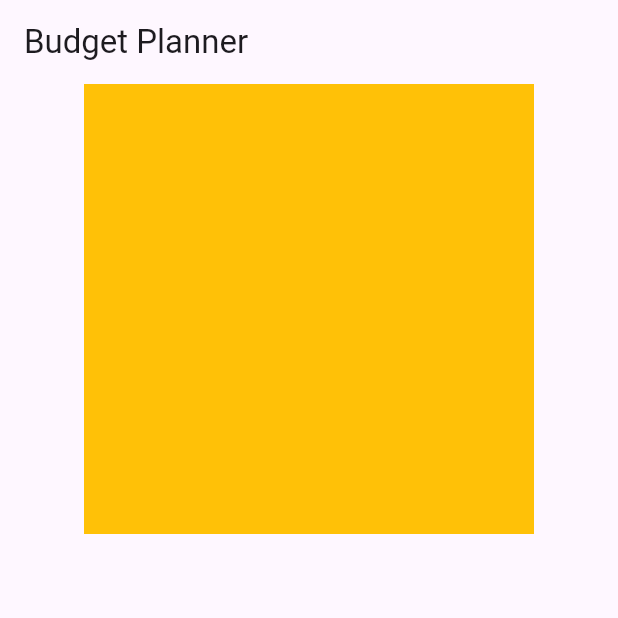
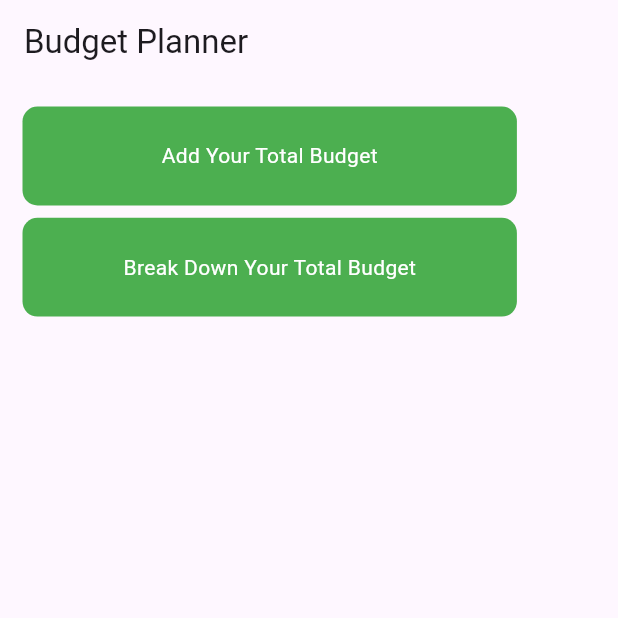
Before and after one commit to rabiaryal/budget_planner_022, a Flutter app: the screen it shows after launch, on a phone screen of 412 x 824 dp, the top half of it. Run offline on Flutter 3.47's test engine with Material 3 defaults, Android fonts, the phone set to English and light mode, and no system bars; our stand-ins replace another_flushbar, firebase_auth, fluttertoast, marquee; accounts and stored records are empty.

Commit message:
final budget widget added

```diff
--- a/lib/Utils/components/round_button.dart
+++ b/lib/Utils/components/round_button.dart
@@ -1,20 +1,19 @@
 import 'package:budget_planner/Utils/color/color.dart';
 import 'package:flutter/material.dart';
 
-
-
-
-
 class RoundButton extends StatelessWidget {
-
-  final String title ;
-  final bool loading ;
-  final VoidCallback onPress ;
-  const RoundButton({Key? key ,
+  final String title;
+  final bool loading;
+  final VoidCallback onPress;
+  final double height;
+  final double widht;
+  const RoundButton({
+    Key? key,
     required this.title,
-    this.loading = false ,
-     required this.onPress ,
-
+    this.loading = false,
+    required this.onPress,
+    this.height=40,
+    this.widht= 200,
   }) : super(key: key);
 
   @override
@@ -22,17 +21,20 @@ class RoundButton extends StatelessWidget {
     return InkWell(
       onTap: onPress,
       child: Container(
-        height: 40,
-        width: 200,
+        height:height,
+        width: widht,
         decoration: BoxDecoration(
-          color: AppColors.buttonColor,
-          borderRadius: BorderRadius.circular(10)
-        ),
+            color: AppColors.buttonColor,
+            borderRadius: BorderRadius.circular(10)),
         child: Center(
-            child:loading ? const CircularProgressIndicator(color: Colors.white,) :
-            Text(title ,
-              style: const TextStyle(color: AppColors.whiteColor),
-            )),
+            child: loading
+                ? const CircularProgressIndicator(
+                    color: Colors.white,
+                  )
+                : Text(
+                    title,
+                    style: const TextStyle(color: AppColors.whiteColor),
+                  )),
       ),
     );
   }
--- a/lib/home/homepage.dart
+++ b/lib/home/homepage.dart
@@ -1,4 +1,8 @@
+import 'package:budget_planner/home/widget/budgetbreakdown.dart';
+import 'package:budget_planner/home/widget/initialbudget.dart';
 import 'package:flutter/material.dart';
+import 'package:budget_planner/Utils/components/round_button.dart';
+// Import your DisplayAlertDialog class
 
 class HomePage extends StatefulWidget {
   const HomePage({super.key});
@@ -8,21 +12,41 @@ class HomePage extends StatefulWidget {
 }
 
 class _HomePageState extends State<HomePage> {
+  void callTotalBudget() {
+    Navigator.push(
+        context, MaterialPageRoute(builder: (context) => const FinalBudget()));
+  }
+
+  void callBudgetBreakdown() {
+    Navigator.push(
+        context, MaterialPageRoute(builder: (context) => const  BudgetBreakDown()));
+  }
+
   @override
   Widget build(BuildContext context) {
     return Scaffold(
       appBar: AppBar(
         title: const Text("Budget Planner"),
-
       ),
-      body: Center(
+      body: Padding(
+        padding: const EdgeInsets.symmetric(horizontal: 15, vertical: 15),
         child: Column(
+          mainAxisAlignment: MainAxisAlignment.start,
+          crossAxisAlignment: CrossAxisAlignment.start,
           children: [
-           Container(
-              height: 300,
-              width: 300,
-              color: Colors.amber,
-            )
+            RoundButton(
+              title: "Add Your Total Budget",
+              onPress: callTotalBudget,
+              height: MediaQuery.of(context).size.height * 0.08,
+              widht: MediaQuery.of(context).size.height * 0.4,
+            ),
+            SizedBox(height: MediaQuery.of(context).size.height * 0.01),
+            RoundButton(
+              title: "Break Down Your Total Budget",
+              onPress: callBudgetBreakdown,
+              height: MediaQuery.of(context).size.height * 0.08,
+              widht: MediaQuery.of(context).size.height * 0.4,
+            ),
           ],
         ),
       ),
--- a/pubspec.yaml
+++ b/pubspec.yaml
@@ -35,6 +35,7 @@ dependencies:
   flutter:
     sdk: flutter
   fluttertoast: ^8.2.8
+  marquee: ^2.3.0
 
 dev_dependencies:
   flutter_lints: ^4.0.0
```
Also changed, not shown: lib/home/widget/budgetbreakdown.dart (added, +43 -0 lines), lib/home/widget/initialbudget.dart (added, +81 -0 lines), pubspec.lock, 2 other files.
